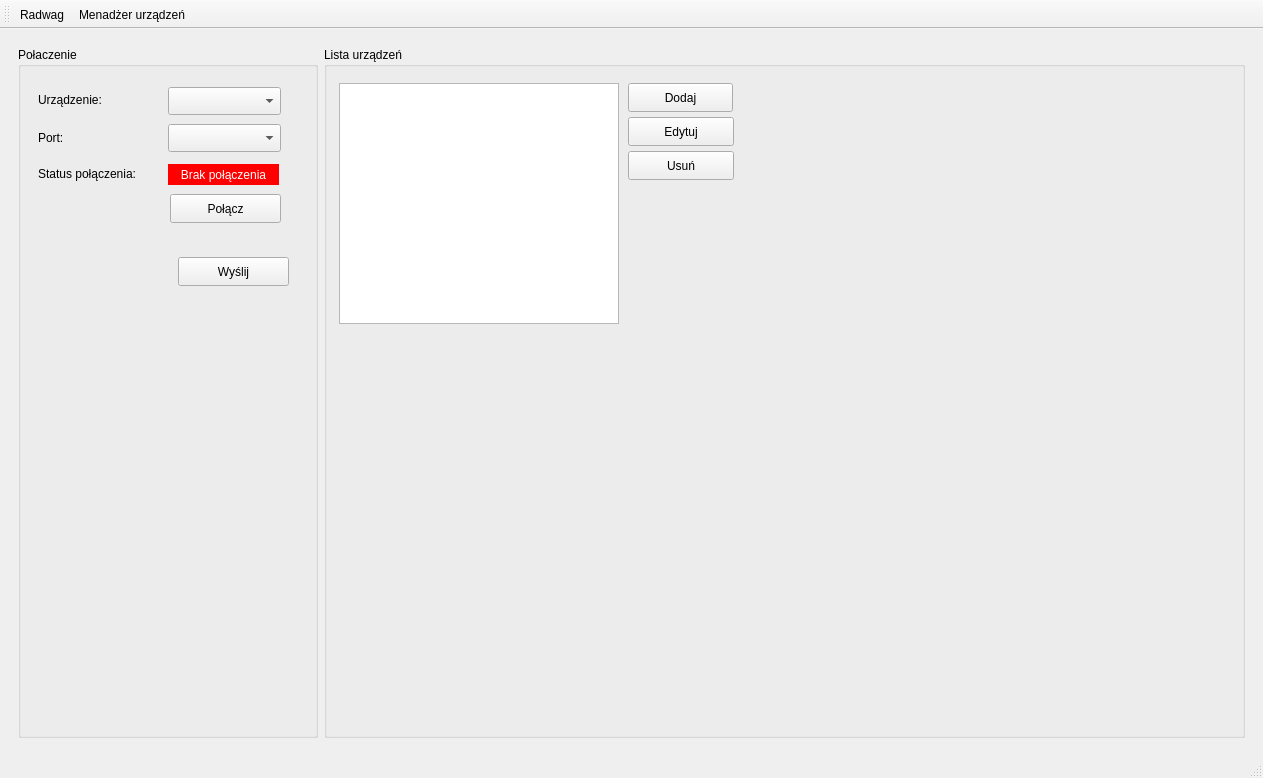
First picture: the form in main_window.ui, repository mar8us/SerialPortConnectorRadwag, before the edit.
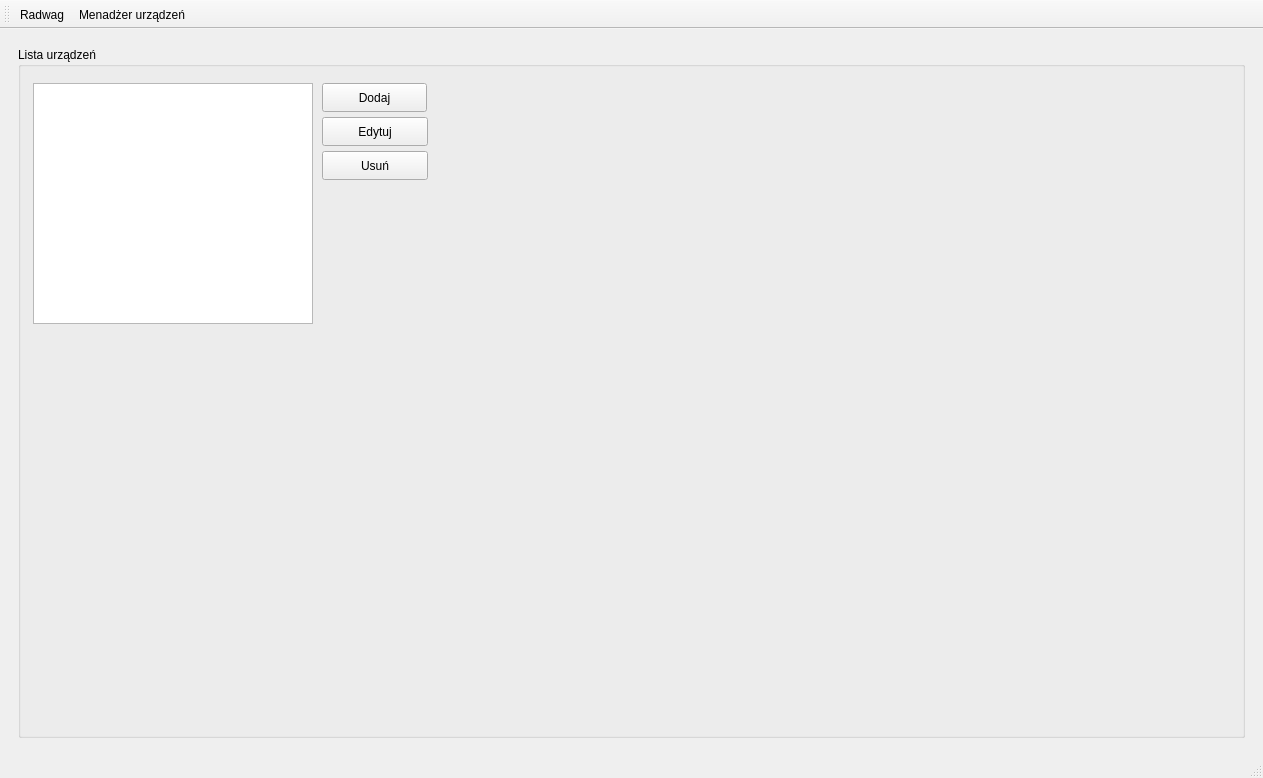
Second picture: the form after the edit. The open tabs and pages were chosen to show the change. Icons and pictures are not drawn.

Commit message:
Moved device connection to measure page
refactoring updateDeviceComboConnection()

```diff
--- a/main_window.ui
+++ b/main_window.ui
@@ -563,7 +563,7 @@
                       </widget>
                      </item>
                      <item>
-                      <widget class="QPushButton" name="buttonConnectDevice_2">
+                      <widget class="QPushButton" name="buttonConnectDevice">
                        <property name="minimumSize">
                         <size>
                          <width>110</width>
@@ -4876,126 +4876,6 @@
       </widget>
       <widget class="QWidget" name="settingsPage">
        <layout class="QHBoxLayout" name="horizontalLayout">
-        <item>
-         <widget class="QGroupBox" name="connectionGroupBox">
-          <property name="maximumSize">
-           <size>
-            <width>300</width>
-            <height>16777215</height>
-           </size>
-          </property>
-          <property name="title">
-           <string>Połaczenie</string>
-          </property>
-          <widget class="QPushButton" name="buttonConnectDevice">
-           <property name="geometry">
-            <rect>
-             <x>152</x>
-             <y>147</y>
-             <width>111</width>
-             <height>29</height>
-            </rect>
-           </property>
-           <property name="text">
-            <string>Połącz</string>
-           </property>
-          </widget>
-          <widget class="QLabel" name="portLabel">
-           <property name="geometry">
-            <rect>
-             <x>20</x>
-             <y>81</y>
-             <width>81</width>
-             <height>20</height>
-            </rect>
-           </property>
-           <property name="text">
-            <string>Port:</string>
-           </property>
-          </widget>
-          <widget class="QLabel" name="statusLabel">
-           <property name="geometry">
-            <rect>
-             <x>150</x>
-             <y>117</y>
-             <width>111</width>
-             <height>21</height>
-            </rect>
-           </property>
-           <property name="styleSheet">
-            <string notr="true">QLabel { background-color: red; color: white; }</string>
-           </property>
-           <property name="text">
-            <string>Brak połączenia</string>
-           </property>
-           <property name="textFormat">
-            <enum>Qt::TextFormat::AutoText</enum>
-           </property>
-           <property name="alignment">
-            <set>Qt::AlignmentFlag::AlignCenter</set>
-           </property>
-          </widget>
-          <widget class="QLabel" name="statusConnLabel">
-           <property name="geometry">
-            <rect>
-             <x>20</x>
-             <y>117</y>
-             <width>121</width>
-             <height>20</height>
-            </rect>
-           </property>
-           <property name="text">
-            <string>Status połączenia:</string>
-           </property>
-          </widget>
-          <widget class="QLabel" name="diviceNameLabel">
-           <property name="geometry">
-            <rect>
-             <x>20</x>
-             <y>43</y>
-             <width>91</width>
-             <height>20</height>
-            </rect>
-           </property>
-           <property name="text">
-            <string>Urządzenie:</string>
-           </property>
-          </widget>
-          <widget class="QComboBox" name="serialPortCombo">
-           <property name="geometry">
-            <rect>
-             <x>150</x>
-             <y>77</y>
-             <width>113</width>
-             <height>28</height>
-            </rect>
-           </property>
-          </widget>
-          <widget class="QComboBox" name="devicesComboConnection">
-           <property name="geometry">
-            <rect>
-             <x>150</x>
-             <y>40</y>
-             <width>113</width>
-             <height>28</height>
-            </rect>
-           </property>
-          </widget>
-          <widget class="QPushButton" name="buttonConnectDevice_3">
-           <property name="geometry">
-            <rect>
-             <x>160</x>
-             <y>210</y>
-             <width>111</width>
-             <height>29</height>
-            </rect>
-           </property>
-           <property name="text">
-            <string>Wyślij</string>
-           </property>
-          </widget>
-         </widget>
-        </item>
         <item>
          <widget class="QGroupBox" name="deviceListGroupBox">
           <property name="maximumSize">
```
Left out of the diff: 8 changed lines with no effect on the pictures. The commit also changes 2 other files.
